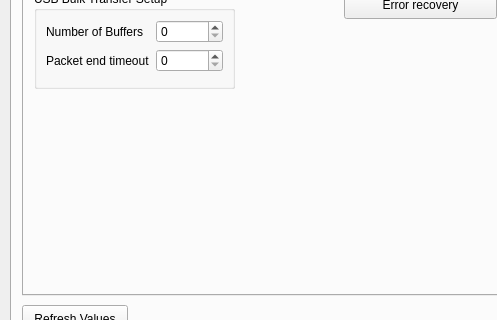
Above: mvmecontrol.ui from flueke/mvme before the change; both pictures show x 0 to 497 and y 221 to 541 of the 1048 by 750 pixel window. Below: the same form after it.
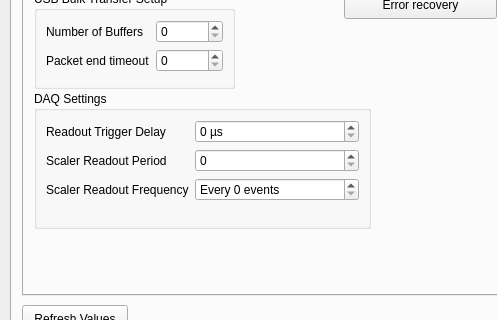
That is the form after the change. The open tabs and pages were chosen to show the change.

Diff of the .ui file:
```diff
--- a/mvmecontrol.ui
+++ b/mvmecontrol.ui
@@ -319,6 +319,72 @@
         <string>Error recovery</string>
        </property>
       </widget>
+      <widget class="QGroupBox" name="groupBox_19">
+       <property name="geometry">
+        <rect>
+         <x>10</x>
+         <y>240</y>
+         <width>337</width>
+         <height>138</height>
+        </rect>
+       </property>
+       <property name="title">
+        <string>DAQ Settings</string>
+       </property>
+       <layout class="QFormLayout" name="formLayout_2">
+        <item row="0" column="0">
+         <widget class="QLabel" name="label_12">
+          <property name="text">
+           <string>Readout Trigger Delay</string>
+          </property>
+         </widget>
+        </item>
+        <item row="0" column="1">
+         <widget class="QSpinBox" name="spin_triggerDelay">
+          <property name="suffix">
+           <string> µs</string>
+          </property>
+          <property name="maximum">
+           <number>255</number>
+          </property>
+         </widget>
+        </item>
+        <item row="2" column="1">
+         <widget class="QSpinBox" name="spin_readoutFrequency">
+          <property name="suffix">
+           <string> events</string>
+          </property>
+          <property name="prefix">
+           <string>Every </string>
+          </property>
+          <property name="maximum">
+           <number>65535</number>
+          </property>
+         </widget>
+        </item>
+        <item row="1" column="0">
+         <widget class="QLabel" name="label_17">
+          <property name="text">
+           <string>Scaler Readout Period</string>
+          </property>
+         </widget>
+        </item>
+        <item row="2" column="0">
+         <widget class="QLabel" name="label_47">
+          <property name="text">
+           <string>Scaler Readout Frequency</string>
+          </property>
+         </widget>
+        </item>
+        <item row="1" column="1">
+         <widget class="QSpinBox" name="spin_readoutPeriod">
+          <property name="maximum">
+           <number>255</number>
+          </property>
+         </widget>
+        </item>
+       </layout>
+      </widget>
      </widget>
      <widget class="QWidget" name="tab_5">
       <attribute name="title">
```
Left out of the diff: 2 changed lines with no effect on the pictures.
